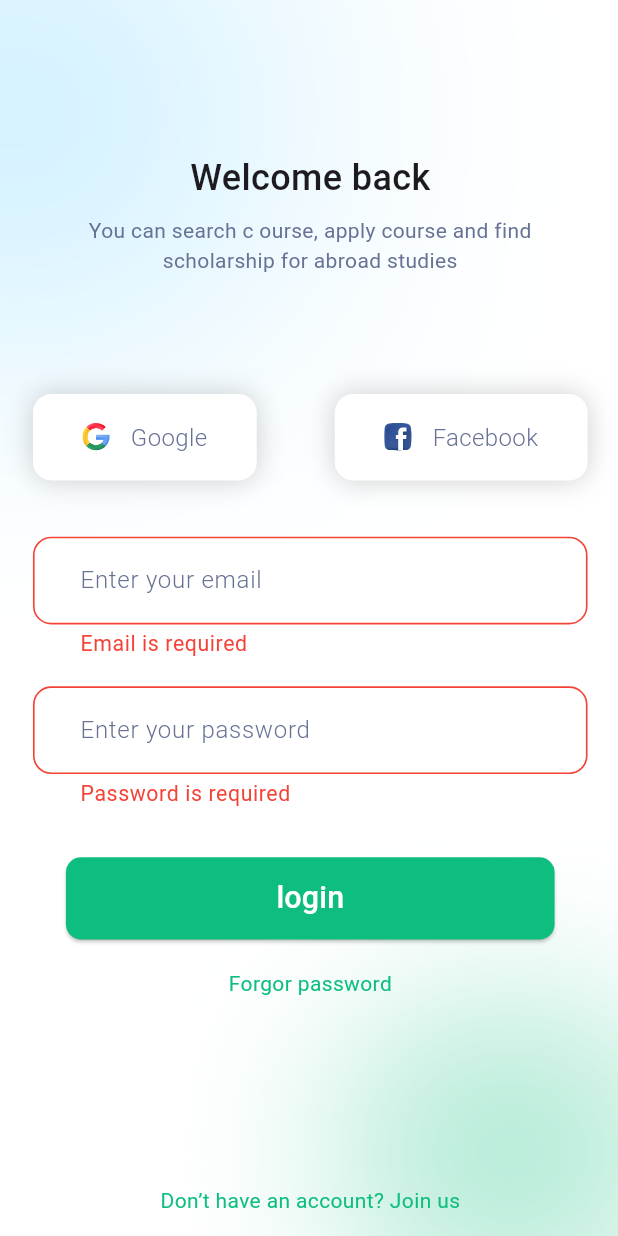
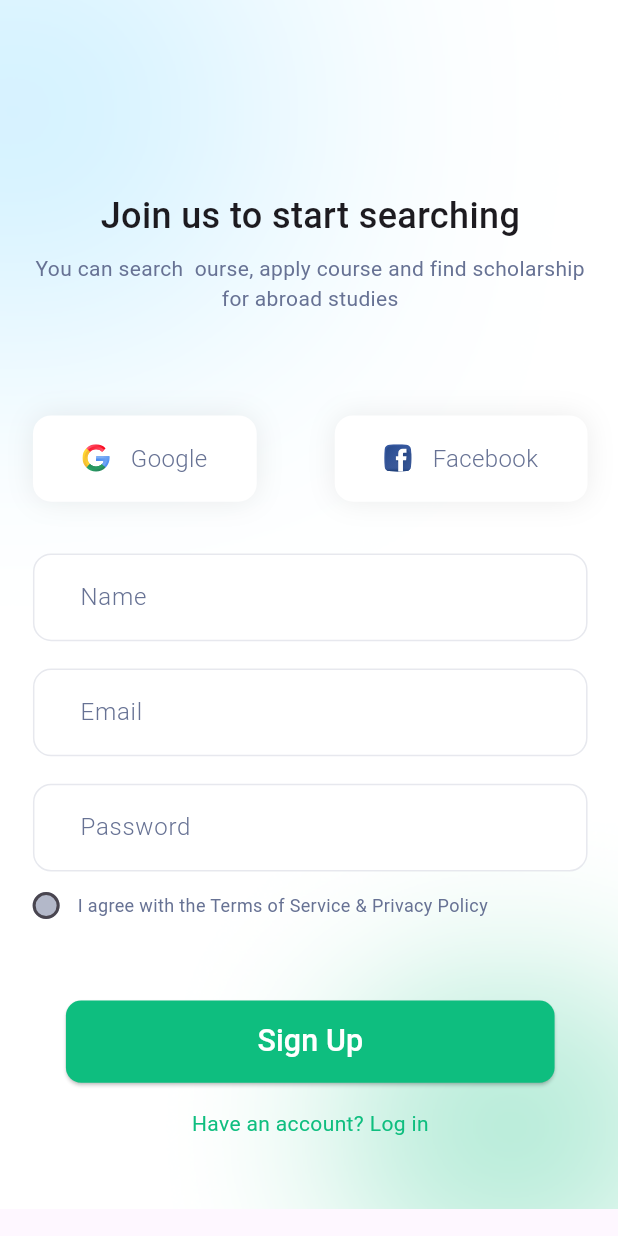
Before and after one commit to zeyad-elaraby/doctor_hunt, a Flutter app: the LoginView screen opened by its route, after a tap on "login", after a tap on "Don’t have an account? Join us", on a phone screen of 412 x 824 dp. Run offline on Flutter 3.47's test engine with Material 3 defaults, Android fonts, the phone set to English and light mode, and no system bars; our stand-ins replace flutter_screenutil, flutter_svg.

Commit message:
feat: add signup screen

```diff
--- a/lib/core/helper/route_manager.dart/route_generator.dart
+++ b/lib/core/helper/route_manager.dart/route_generator.dart
@@ -1,9 +1,10 @@
 import 'package:doctor_hunt/core/helper/route_manager.dart/routes.dart';
-import 'package:doctor_hunt/features/authentication/presentation/views/login_view.dart' show LoginView;
+import 'package:doctor_hunt/features/authentication/presentation/views/login_view.dart'
+    show LoginView;
+import 'package:doctor_hunt/features/authentication/presentation/views/sign_up_view.dart';
 import 'package:doctor_hunt/features/on_boarding/presentation/views/on_boarding_view.dart';
 import 'package:doctor_hunt/features/splash/presentation/views/splash_view.dart';
 import 'package:flutter/material.dart';
-
 
 Route<dynamic> onGenerateRoutes(RouteSettings settings) {
   switch (settings.name) {
@@ -13,6 +14,8 @@ Route<dynamic> onGenerateRoutes(RouteSettings settings) {
       return MaterialPageRoute(builder: (context) => OnBoardingView());
     case AppRoutes.loginView:
       return MaterialPageRoute(builder: (context) => LoginView());
+    case AppRoutes.signUpView:
+      return MaterialPageRoute(builder: (context) => SignUpView());
 
     default:
       return MaterialPageRoute(
--- a/lib/core/helper/route_manager.dart/routes.dart
+++ b/lib/core/helper/route_manager.dart/routes.dart
@@ -4,4 +4,5 @@ class AppRoutes {
   static const String homeView = "homeView";
   static const String calculateView = "calculateView";
   static const String loginView = "loginView";
+  static const String signUpView = "signUpView";
 }
--- a/lib/core/services/validation.dart
+++ b/lib/core/services/validation.dart
@@ -11,6 +11,12 @@ String? validateEmail(String? value) {
     return 'Please enter a valid email address';
   }
 
+  return null;
+}
+String? validateName(String? value) {
+  if (value == null || value.isEmpty) {
+    return 'Name is required';
+  }
   return null;
 }
 
--- a/lib/core/utils/app_strings.dart
+++ b/lib/core/utils/app_strings.dart
@@ -9,11 +9,19 @@ class AppStrings {
   static const String loginTitle = "Welcome back";
   static const String google = "Google";
   static const String facebook = "Facebook";
-  static const String enterYourEmail = "Enter your email";
-  static const String enterYourPassword = "Enter your password";
+  static const String name = "Name";
+  static const String email = "Email";
+  static const String password = "Password";
   static const String login = "login";
   static const String forgotPassword = "Forgor password";
   static const String dontHaveAnAccount = "Don’t have an account? Join us";
   static const String loginDescreption =
       "You can search c ourse, apply course and find scholarship for abroad studies";
+  static const String signUpTitle = "Join us to start searching";
+  static const String signUpDescreption =
+      "You can search  ourse, apply course and find scholarship for abroad studies";
+  static const String agreeTerms =
+      "I agree with the Terms of Service & Privacy Policy";
+      static const String signUp = "Sign Up";
+      static const String haveAnAccountLogin = "Have an account? Log in";
 }
--- a/lib/features/authentication/presentation/views/login_view.dart
+++ b/lib/features/authentication/presentation/views/login_view.dart
@@ -1,5 +1,6 @@
 import 'package:doctor_hunt/core/components/custom_button.dart';
 import 'package:doctor_hunt/core/components/custom_text_form_field.dart';
+import 'package:doctor_hunt/core/helper/route_manager.dart/routes.dart';
 import 'package:doctor_hunt/core/services/validation.dart';
 import 'package:doctor_hunt/core/utils/app_colors.dart';
 import 'package:doctor_hunt/core/utils/app_images.dart';
@@ -62,23 +63,25 @@ class _LoginViewState extends State<LoginView> {
                       SocialLoginItem(
                         title: AppStrings.google,
                         imagePath: Assets.imagesGoogleIcon,
+                        onTap: () {},
                       ),
                       SocialLoginItem(
                         title: AppStrings.facebook,
                         imagePath: Assets.imagesFacebookIcon,
+                        onTap: () {},
                       ),
                     ],
                   ),
                   SizedBox(height: 37.h),
                   CustomTextField(
                     controller: emailController,
-                    hintText: AppStrings.enterYourEmail,
+                    hintText: AppStrings.email,
                     validator: validateEmail,
                   ),
                   SizedBox(height: 18.h),
                   CustomTextField(
                     controller: passwordController,
-                    hintText: AppStrings.enterYourPassword,
+                    hintText: AppStrings.password,
                     validator: validatePassword,
                   ),
                   SizedBox(height: 32.h),
@@ -86,9 +89,7 @@ class _LoginViewState extends State<LoginView> {
                     padding: EdgeInsets.symmetric(horizontal: 20.w),
                     child: CustomElevatedButton(
                       onPressed: () {
-                        if (formKey.currentState!.validate()) {
-
-                        }
+                        if (formKey.currentState!.validate()) {}
                       },
                       title: AppStrings.login,
                     ),
@@ -105,7 +106,9 @@ class _LoginViewState extends State<LoginView> {
                   ),
                   SizedBox(height: 123.h),
                   InkWell(
-                    onTap: () {},
+                    onTap: () {
+                      Navigator.pushNamed(context, AppRoutes.signUpView);
+                    },
                     child: Text(
                       AppStrings.dontHaveAnAccount,
                       style: AppTextStyles.regular14.copyWith(
--- /dev/null
+++ b/lib/features/authentication/presentation/views/sign_up_view.dart
@@ -0,0 +1,162 @@
+import 'package:doctor_hunt/core/components/custom_button.dart';
+import 'package:doctor_hunt/core/components/custom_text_form_field.dart';
+import 'package:doctor_hunt/core/helper/route_manager.dart/routes.dart';
+import 'package:doctor_hunt/core/services/validation.dart';
+import 'package:doctor_hunt/core/utils/app_colors.dart';
+import 'package:doctor_hunt/core/utils/app_images.dart';
+import 'package:doctor_hunt/core/utils/app_strings.dart';
+import 'package:doctor_hunt/core/utils/app_text_styles.dart';
+import 'package:doctor_hunt/features/authentication/presentation/widgets/custom_check_box.dart';
+import 'package:doctor_hunt/features/authentication/presentation/widgets/social_login_item.dart';
+import 'package:flutter/material.dart';
+import 'package:flutter_screenutil/flutter_screenutil.dart';
+
+class SignUpView extends StatefulWidget {
+  const SignUpView({super.key});
+
+  @override
+  State<SignUpView> createState() => _SignUpViewState();
+}
+
+class _SignUpViewState extends State<SignUpView> {
+  bool isChecked = false;
+  var formKey = GlobalKey<FormState>();
+  var nameController = TextEditingController();
+  var emailController = TextEditingController();
+  var passwordController = TextEditingController();
+
+  @override
+  Widget build(BuildContext context) {
+    return Scaffold(
+      body: Container(
+        decoration: BoxDecoration(
+          image: DecorationImage(
+            image: AssetImage(Assets.imagesMainBackGround),
+            fit: BoxFit.fill,
+          ),
+        ),
+        child: SingleChildScrollView(
+          physics: BouncingScrollPhysics(),
+          padding: EdgeInsetsDirectional.only(
+            top: 125.h,
+            end: 20.h,
+            start: 20.w,
+            bottom: 46.h,
+          ),
+          child: Form(
+            key: formKey,
+            child: Column(
+              children: [
+                Text(AppStrings.signUpTitle, style: AppTextStyles.medium24),
+                SizedBox(height: 8.h),
+                Text(
+                  AppStrings.signUpDescreption,
+                  style: AppTextStyles.regular14.copyWith(
+                    color: AppColors.color677294,
+                  ),
+                  textAlign: TextAlign.center,
+                ),
+                SizedBox(height: 67.h),
+                Row(
+                  mainAxisAlignment: MainAxisAlignment.spaceBetween,
+                  children: [
+                    SocialLoginItem(
+                      title: AppStrings.google,
+                      imagePath: Assets.imagesGoogleIcon,
+                      onTap: () {},
+                    ),
+                    SocialLoginItem(
+                      title: AppStrings.facebook,
+                      imagePath: Assets.imagesFacebookIcon,
+                      onTap: () {},
+                    ),
+                  ],
+                ),
+                SizedBox(height: 34.h),
+                CustomTextField(
+                  controller: nameController,
+                  hintText: AppStrings.name,
+                  validator: validateName,
+                ),
+                SizedBox(height: 18.h),
+                CustomTextField(
+                  controller: emailController,
+                  hintText: AppStrings.email,
+                  validator: validateEmail,
+                ),
+                SizedBox(height: 18.h),
+                CustomTextField(
+                  controller: passwordController,
+                  hintText: AppStrings.password,
+                  validator: validatePassword,
+                ),
+                SizedBox(height: 14.h),
+
+                Row(
+                  mainAxisAlignment: MainAxisAlignment.start,
+                  spacing: 0,
+                  children: [
+                    CustomCheckBox(
+                      isChecked: isChecked,
+                      onChanged: (bool? value) {
+                        setState(() {
+                          isChecked = value ?? false;
+                        });
+                      },
+                    ),
+                    SizedBox(width: 11.w),
+                    Text(
+                      AppStrings.agreeTerms,
+                      style: AppTextStyles.regular12.copyWith(
+                        color: AppColors.color677294,
+                      ),
+                    ),
+                  ],
+                ),
+
+                SizedBox(height: 54.h),
+                Padding(
+                  padding: EdgeInsets.symmetric(horizontal: 20.w),
+                  child: CustomElevatedButton(
+                    onPressed: () {
+                      if (formKey.currentState!.validate() && isChecked) {
+                        Navigator.pushNamedAndRemoveUntil(
+                          context,
+                          AppRoutes.loginView,
+                          (route) => false,
+                        );
+                      }
+                    },
+                    title: AppStrings.signUp,
+                  ),
+                ),
+                SizedBox(height: 17.h),
+                InkWell(
+                  onTap: () => Navigator.pushNamedAndRemoveUntil(
+                    context,
+                    AppRoutes.loginView,
+                    (route) => false,
+                  ),
+                  child: Text(
+                    AppStrings.haveAnAccountLogin,
+                    style: AppTextStyles.regular14.copyWith(
+                      color: AppColors.color0EBE7F,
+                    ),
+                  ),
+                ),
+              ],
+            ),
+          ),
+        ),
+      ),
+    );
+  }
+
+  @override
+  dispose() {
+    nameController.dispose();
+    emailController.dispose();
+    passwordController.dispose();
+    super.dispose();
+  }
+}
--- /dev/null
+++ b/lib/features/authentication/presentation/widgets/custom_check_box.dart
@@ -0,0 +1,36 @@
+import 'package:doctor_hunt/core/utils/app_colors.dart';
+import 'package:flutter/material.dart';
+import 'package:flutter_screenutil/flutter_screenutil.dart';
+
+class CustomCheckBox extends StatelessWidget {
+  const CustomCheckBox({super.key, required this.isChecked, this.onChanged});
+ final bool isChecked;
+ final void Function(bool?)? onChanged;
+  @override
+  Widget build(BuildContext context) {
+    return SizedBox(
+      height: 16.h,
+      width: 16.w,
+      child: Checkbox(
+        splashRadius: 0,
+
+        shape: RoundedRectangleBorder(
+          borderRadius: BorderRadiusGeometry.circular(35.r),
+          side: BorderSide(color: AppColors.color677294.withOpacity(0.5)),
+        ),
+        value: isChecked,
+        onChanged:onChanged,
+        activeColor: const Color(0xFF0EBE7F),
+        checkColor: Colors.white,
+        fillColor: MaterialStateProperty.resolveWith<Color>((
+          Set<MaterialState> states,
+        ) {
+          if (states.contains(MaterialState.selected)) {
+            return AppColors.color0EBE7F;
+          }
+          return AppColors.color677294.withOpacity(0.5);
+        }),
+      ),
+    );
+  }
+}
--- a/lib/features/authentication/presentation/widgets/social_login_item.dart
+++ b/lib/features/authentication/presentation/widgets/social_login_item.dart
@@ -11,22 +11,26 @@ class SocialLoginItem extends StatelessWidget {
     super.key,
     required this.title,
     required this.imagePath,
+    this.onTap,
   });
   final String title;
   final String imagePath;
+  final void Function()? onTap;
   @override
   Widget build(BuildContext context) {
-    return Container(
+    return InkWell(
+      onTap: onTap,
+      child: Container(
         padding: EdgeInsets.symmetric(horizontal: 30.w, vertical: 17.h),
         decoration: BoxDecoration(
           borderRadius: BorderRadius.circular(12.r),
           color: Colors.white,
           boxShadow: [
             BoxShadow(
-            color: Colors.grey.withOpacity(0.5),
+              color: Colors.grey.withOpacity(0.2),
               spreadRadius: 0,
               blurRadius: 15.r,
-            offset: const Offset(0, 0), // changes position of shadow
+              offset: const Offset(0, 0),
             ),
           ],
         ),
@@ -37,9 +41,12 @@ class SocialLoginItem extends StatelessWidget {
             SizedBox(width: 12.w),
             Text(
               title,
-            style: AppTextStyles.light16.copyWith(color: AppColors.color677294),
+              style: AppTextStyles.light16.copyWith(
+                color: AppColors.color677294,
+              ),
             ),
           ],
+        ),
       ),
     );
   }
```
Lines whose indentation alone changed are shown as unchanged.
